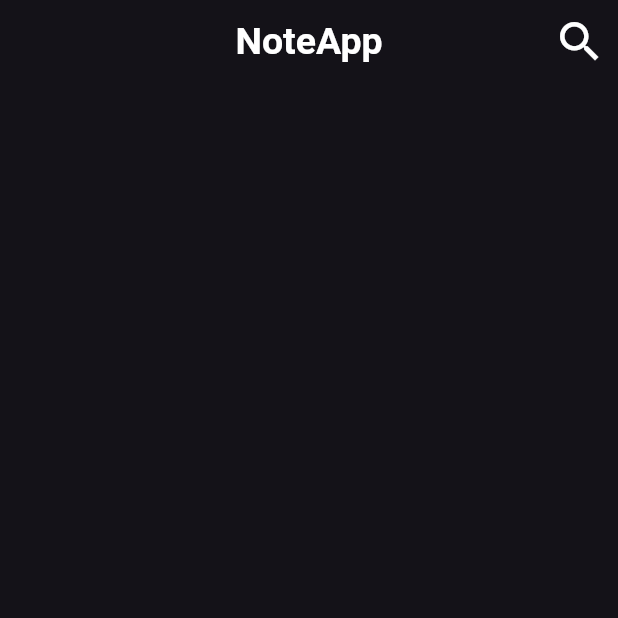
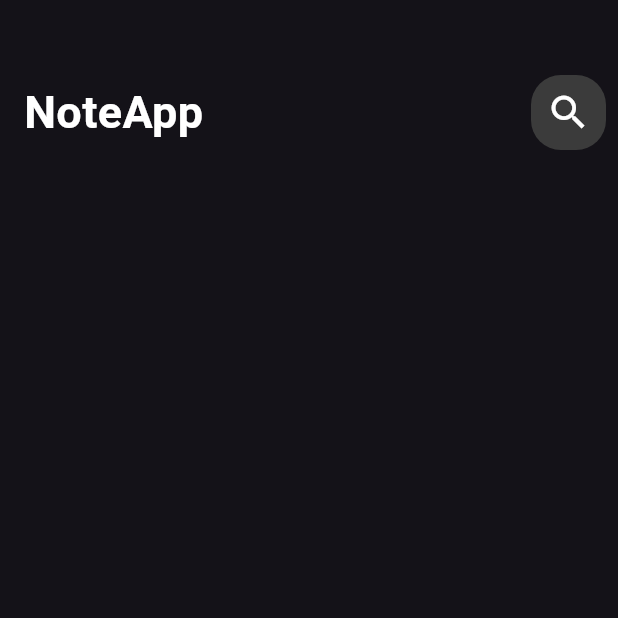
Before and after one commit to Eng-Nader/noteApp, a Flutter app: the screen it shows after launch, on a phone screen of 412 x 824 dp, the top half of it. Run offline on Flutter 3.47's test engine with Material 3 defaults, Android fonts, the phone set to English and light mode, and no system bars.

Commit message:
create a customAppBar

```diff
--- a/lib/views/home_page.dart
+++ b/lib/views/home_page.dart
@@ -1,4 +1,5 @@
 import 'package:flutter/material.dart';
+import 'package:note_app/widget/custom_page_body.dart';
 
 class HomePage extends StatelessWidget {
   const HomePage({super.key});
@@ -6,28 +7,8 @@ class HomePage extends StatelessWidget {
 
   @override
   Widget build(BuildContext context) {
-    return Scaffold(
-      appBar: AppBar(
-        centerTitle: true,
-        title: const Text(
-          'NoteApp',
-          style: TextStyle(
-            color: Colors.white,
-            fontSize: 25,
-            fontWeight: FontWeight.bold,
-          ),
-        ),
-        actions: [
-          IconButton(
-            onPressed: () {},
-            icon: const Icon(
-              Icons.search,
-              color: Colors.white,
-              size: 35,
-            ),
-          ),
-        ],
-      ),
+    return const Scaffold(
+      body:  CustomPageBody()
     );
   }
 }
--- /dev/null
+++ b/lib/widget/custom_appbar.dart
@@ -0,0 +1,40 @@
+import 'package:flutter/material.dart';
+
+class CustomAppbar extends StatelessWidget {
+  const CustomAppbar({super.key});
+
+  @override
+  Widget build(BuildContext context) {
+    return Row(
+      children: [
+        const Padding(
+          padding: EdgeInsets.only(left: 16),
+          child: Text(
+            'NoteApp',
+            style: TextStyle(
+              color: Colors.white,
+              fontSize: 30,
+              fontWeight: FontWeight.bold,
+            ),
+          ),
+        ),
+        const Spacer(),
+        Padding(
+          padding: const EdgeInsets.only(right: 8),
+          child: Container(
+            height: 50,
+            width: 50,
+            decoration: BoxDecoration(
+              color: const Color(0xff3B3B3B),
+              borderRadius: BorderRadius.circular(20),
+            ),
+            child: const Icon(
+              Icons.search,
+              size: 30,
+            ),
+          ),
+        )
+      ],
+    );
+  }
+}
--- /dev/null
+++ b/lib/widget/custom_page_body.dart
@@ -0,0 +1,18 @@
+import 'package:flutter/material.dart';
+import 'package:note_app/widget/custom_appbar.dart';
+
+class CustomPageBody extends StatelessWidget {
+  const CustomPageBody({super.key});
+
+  @override
+  Widget build(BuildContext context) {
+    return const Column(
+      children: [
+        SizedBox(
+          height: 50,
+        ),
+        CustomAppbar(),
+      ],
+    );
+  }
+}
```
